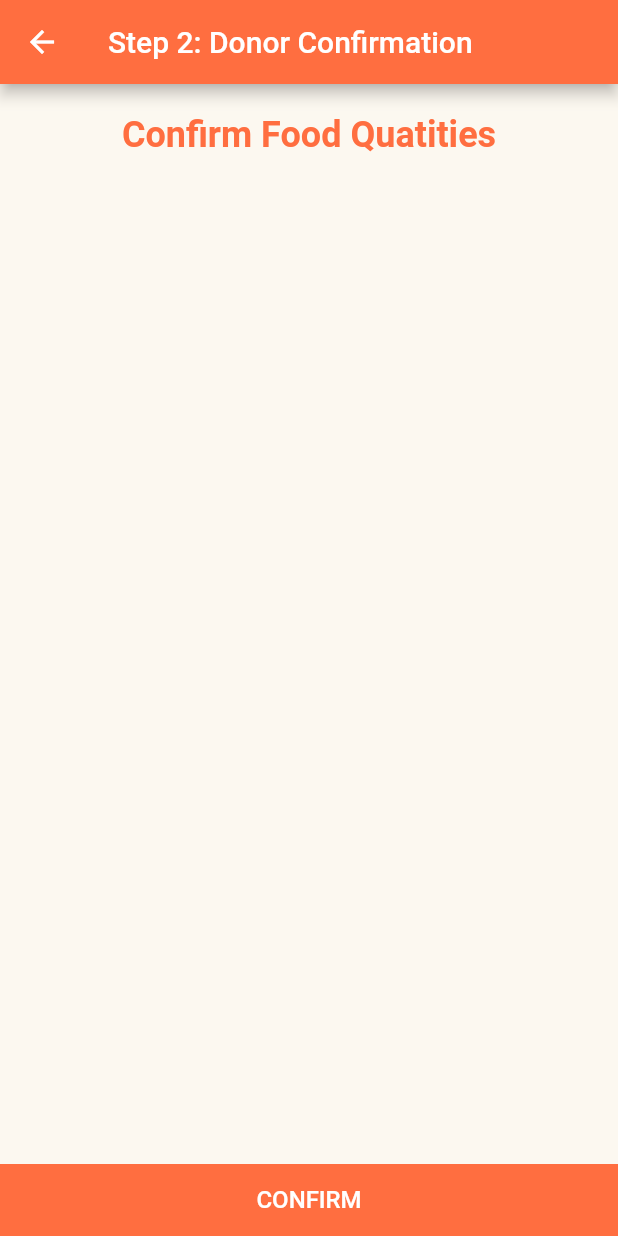
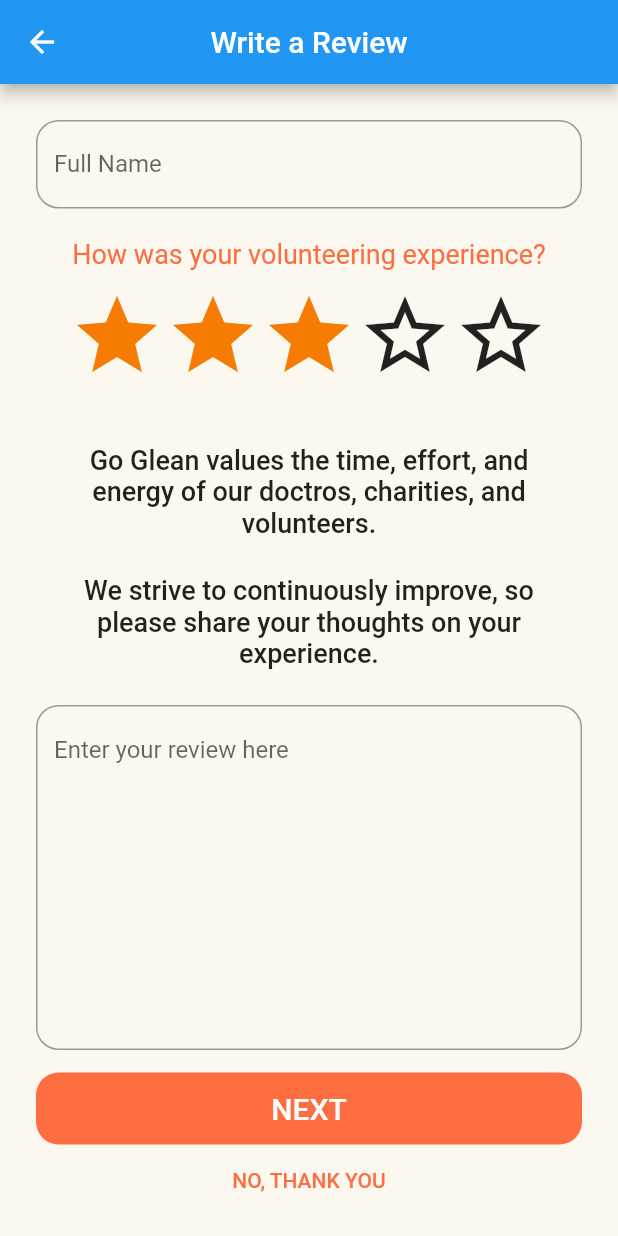
Before and after one commit to goglean/food_donation_app, a Flutter app: the StartJourney screen opened directly with empty values, after a tap on "ARRIVED AT PICKUP", on a phone screen of 412 x 824 dp. Run offline on Flutter 3.47's test engine with Material 2 defaults, Android fonts, the phone set to English and light mode, and no system bars; drawn by our look-alikes of flutter_rating_bar; our stand-ins replace cloud_firestore, date_time_picker, dio, firebase_auth, firebase_core, firebase_storage and 8 more; missing offline and left inert: flutter_email_sender, flutter_polyline_points; accounts and stored records are empty.

Commit message:
made changes

```diff
--- a/lib/screens/startJourney.dart
+++ b/lib/screens/startJourney.dart
@@ -1,5 +1,6 @@
 import 'package:flutter/material.dart';
 import 'package:food_donating_app/screens/donor_confirmation.dart';
+import 'package:food_donating_app/screens/writereview.dart';
 import 'package:food_donating_app/widget/locations.dart';
 import 'package:geolocator/geolocator.dart';
 import 'package:google_maps_flutter/google_maps_flutter.dart';
@@ -38,6 +39,18 @@ class _StartJourneyState extends State<StartJourney> {
     }
   }
 
+  BitmapDescriptor? resIcon;
+
+  @override
+  void initState() {
+    BitmapDescriptor.fromAssetImage(ImageConfiguration(size: Size(128, 128)),
+            'assets/Pickup_Orange_Marker.png')
+        .then((onValue) {
+      resIcon = onValue;
+    });
+    super.initState();
+  }
+
   @override
   Widget build(BuildContext context) {
     setCurrentDirectionMarker();
@@ -51,7 +64,9 @@ class _StartJourneyState extends State<StartJourney> {
     markersSet.add(Marker(
       markerId: MarkerId('Res'),
       infoWindow: InfoWindow(title: widget.curRes['Restaurant Name']),
-      icon: BitmapDescriptor.defaultMarkerWithHue(BitmapDescriptor.hueAzure),
+      // icon: BitmapDescriptor.defaultMarkerWithHue(BitmapDescriptor.hueAzure),
+      icon: resIcon ??
+          BitmapDescriptor.defaultMarkerWithHue(BitmapDescriptor.hueAzure),
       position: LatLng(
         double.parse(widget.curRes['Lat']),
         double.parse(widget.curRes['Lng']),
@@ -164,13 +179,20 @@ class _StartJourneyState extends State<StartJourney> {
             child: FlatButton(
               onPressed: () {
                 Navigator.pop(context);
+                // Navigator.push(
+                //   context,
+                //   MaterialPageRoute(
+                //     builder: (context) => DonorConfirmation(
+                //       curChar: widget.curChar,
+                //       curRes: widget.curRes,
+                //     ),
+                //   ),
+                // );
+
                 Navigator.push(
                   context,
                   MaterialPageRoute(
-                    builder: (context) => DonorConfirmation(
-                      curChar: widget.curChar,
-                      curRes: widget.curRes,
-                    ),
+                    builder: (context) => WriteReview(),
                   ),
                 );
               },
--- a/lib/screens/writereview.dart
+++ b/lib/screens/writereview.dart
@@ -0,0 +1,150 @@
+import 'dart:ui';
+
+import 'package:flutter/material.dart';
+import 'package:flutter_rating_bar/flutter_rating_bar.dart';
+
+class WriteReview extends StatefulWidget {
+  const WriteReview({Key? key}) : super(key: key);
+
+  @override
+  State<WriteReview> createState() => _WriteReviewState();
+}
+
+class _WriteReviewState extends State<WriteReview> {
+  final _nameController = TextEditingController();
+  final _reviewController = TextEditingController();
+  @override
+  Widget build(BuildContext context) {
+    return Scaffold(
+      appBar: AppBar(
+        title: Text('Write a Review'),
+        centerTitle: true,
+      ),
+      body: SingleChildScrollView(
+        child: Padding(
+          padding: const EdgeInsets.all(24.0),
+          child: Column(
+            children: [
+              TextField(
+                controller: _nameController,
+                onChanged: (val) {
+                  print(_nameController.text.toString());
+                },
+                decoration: new InputDecoration(
+                  // focusedBorder: OutlineInputBorder(
+                  //   borderSide: BorderSide(color: Colors.black54, width: 2),
+                  //   borderRadius: BorderRadius.circular(15),
+                  // ),
+                  border: OutlineInputBorder(
+                    borderSide: BorderSide(color: Colors.black54, width: 2),
+                    borderRadius: BorderRadius.circular(15),
+                  ),
+                  labelText: 'Full Name',
+                ),
+              ),
+              SizedBox(height: 20),
+              Text(
+                'How was your volunteering experience?',
+                textAlign: TextAlign.center,
+                style: TextStyle(
+                  color: Theme.of(context).primaryColor,
+                  fontSize: 18,
+                ),
+              ),
+              SizedBox(height: 12),
+              Center(
+                child: RatingBar(
+                  itemSize: 64,
+                  initialRating: 3,
+                  direction: Axis.horizontal,
+                  itemCount: 5,
+                  ratingWidget: RatingWidget(
+                    empty: Icon(Icons.star_border_outlined),
+                    full: Icon(
+                      Icons.star,
+                      color: Colors.orange[700],
+                    ),
+                    half: Icon(Icons.star_border_outlined),
+                  ),
+                  onRatingUpdate: (rating) {
+                    print(rating);
+                  },
+                ),
+              ),
+              SizedBox(height: 40),
+              Padding(
+                padding: const EdgeInsets.symmetric(horizontal: 15),
+                child: Text(
+                  'Go Glean values the time, effort, and energy of our doctros, charities, and volunteers.',
+                  textAlign: TextAlign.center,
+                  style: TextStyle(
+                    fontSize: 18,
+                    fontWeight: FontWeight.w500,
+                  ),
+                ),
+              ),
+              SizedBox(height: 24),
+              Padding(
+                padding: const EdgeInsets.symmetric(horizontal: 15),
+                child: Text(
+                  'We strive to continuously improve, so please share your thoughts on your experience.',
+                  textAlign: TextAlign.center,
+                  style: TextStyle(
+                    fontSize: 18,
+                    fontWeight: FontWeight.w500,
+                  ),
+                ),
+              ),
+              SizedBox(height: 24),
+              TextField(
+                controller: _reviewController,
+                // onChanged: (val) {
+                //   print(_nameController.text.toString());
+                // },
+                decoration: InputDecoration(
+                  // focusedBorder: OutlineInputBorder(
+                  //   borderSide: BorderSide(color: Colors.black54, width: 2),
+                  //   borderRadius: BorderRadius.circular(15),
+                  // ),
+                  border: OutlineInputBorder(
+                    borderSide: BorderSide(color: Colors.black54, width: 3),
+                    borderRadius: BorderRadius.circular(15),
+                  ),
+                  // labelText: 'Enter your review here',
+                  hintText: 'Enter your review here',
+                ),
+                textInputAction: TextInputAction.newline,
+                keyboardType: TextInputType.multiline,
+                // minLines: 10,
+                textAlignVertical: TextAlignVertical.top,
+                // expands: true,
+                maxLines: 10,
+              ),
+              SizedBox(height: 15),
+              Container(
+                width: double.infinity,
+                decoration: BoxDecoration(
+                  borderRadius: BorderRadius.circular(15.0),
+                  color: Theme.of(context).primaryColor,
+                ),
+                child: FlatButton(
+                  onPressed: () {},
+                  textColor: Colors.white,
+                  child: Text(
+                    'NEXT',
+                    style: TextStyle(fontSize: 20),
+                  ),
+                ),
+              ),
+              FlatButton(
+                onPressed: () {},
+                textColor: Theme.of(context).primaryColor,
+                child: Text('NO, THANK YOU'),
+              ),
+            ],
+          ),
+        ),
+      ),
+    );
+  }
+}
--- a/pubspec.yaml
+++ b/pubspec.yaml
@@ -50,6 +50,7 @@ dependencies:
   image_picker: ^0.8.4+6
   firebase_storage: ^10.2.6
   firebase_app_check: ^0.0.6+5
+  flutter_rating_bar: ^4.0.0
 
 dev_dependencies:
   flutter_test:
@@ -71,7 +72,7 @@ flutter:
 
   # To add assets to your application, add an assets section, like this:
   assets:
-     - assets/appIcon.png
+    - assets/
   #   - images/a_dot_ham.jpeg
 
   # An image asset can refer to one or more resolution-specific "variants", see
```
Also changed, not shown: lib/screens/journeyfinished.dart (+10 -1 lines), lib/screens/traveltocharity.dart (+23 -2 lines), lib/widget/available_pickup_page.dart (+23 -2 lines), lib/widget/restaurent_map.dart (+25 -1 lines), assets/Donor_Map_Marker_Black.png (added), assets/Donor_Map_Marker_Orange.png (added), assets/Drop-off_Orange_Marker.png (added), assets/Pickup_Orange_Marker.png (added), pubspec.lock.
